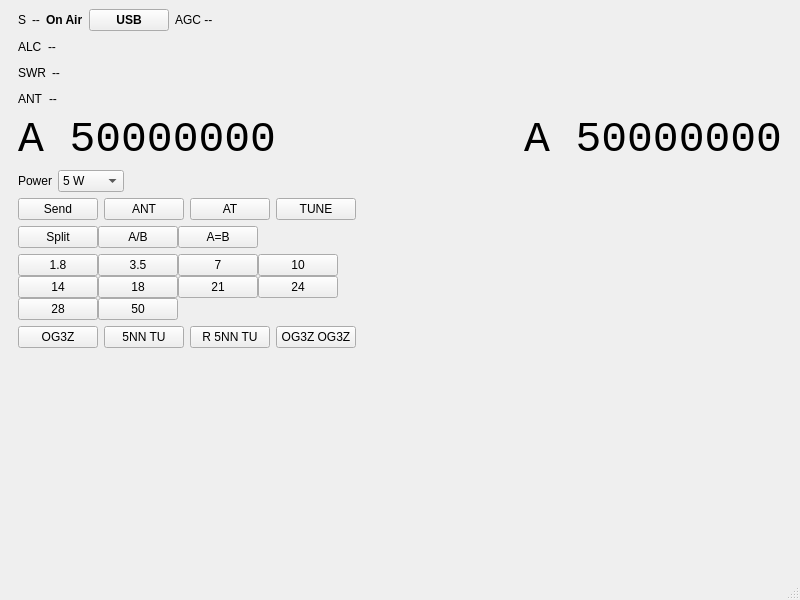
This is mainwindow.ui in eloranta/HamVibe as Qt 5 draws it before an edit. The edited form follows.
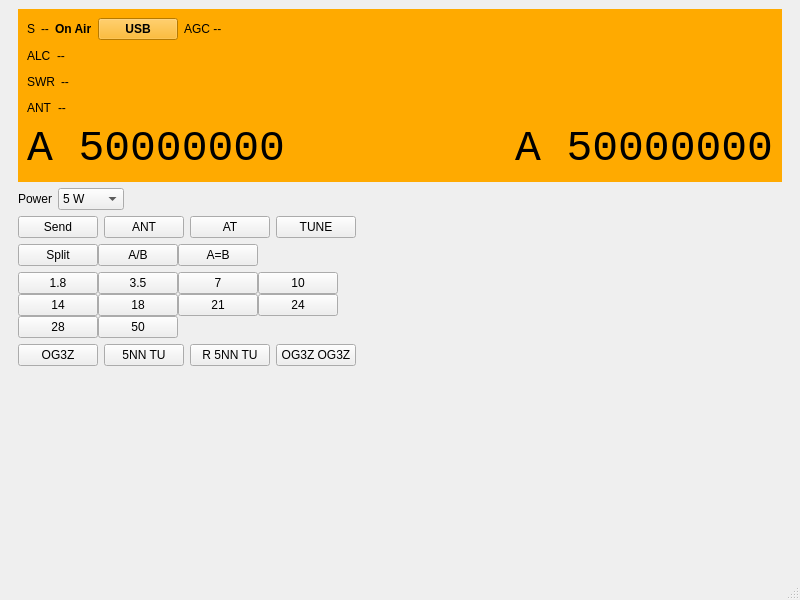
This is the edited form. Custom widgets are drawn as their Qt base class.

Commit message: add bg color

```diff
--- a/mainwindow.ui
+++ b/mainwindow.ui
@@ -24,6 +24,12 @@
        <item row="0" column="0" colspan="2">
         <layout class="QVBoxLayout" name="verticalLayout">
          <item>
+          <widget class="QWidget" name="freqSectionWidget">
+           <property name="styleSheet">
+            <string>background-color: #ffaa00;</string>
+           </property>
+           <layout class="QVBoxLayout" name="freqSectionLayout">
+            <item>
           <layout class="QHBoxLayout" name="meterTopLayout">
            <item>
             <widget class="QLabel" name="sTextLabel">
@@ -243,6 +249,9 @@
             </widget>
            </item>
           </layout>
+            </item>
+           </layout>
+          </widget>
          </item>
          <item>
           <layout class="QHBoxLayout" name="powerLevelLayout">
```
Lines whose indentation alone changed are shown as unchanged.
